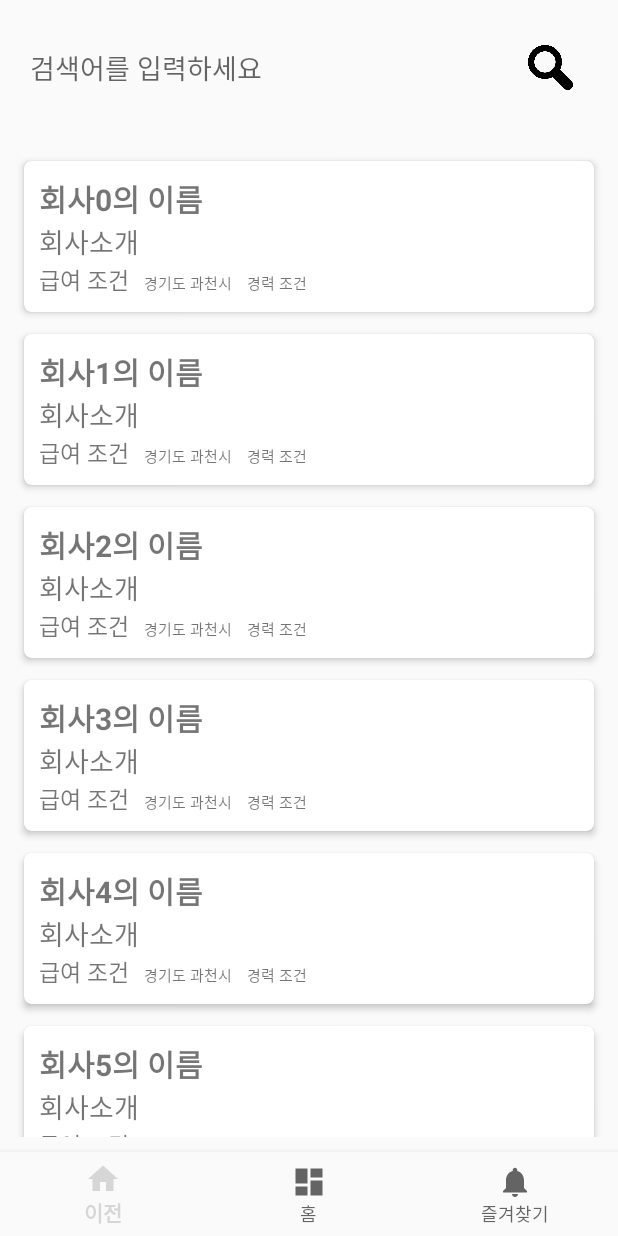
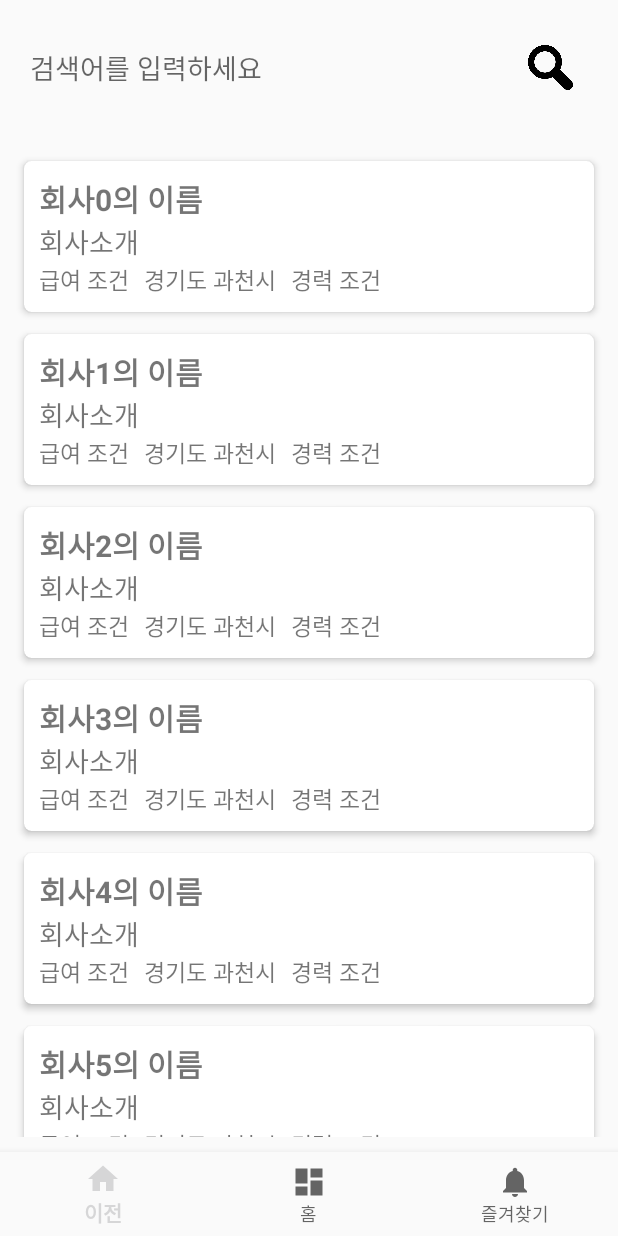
Before and after one commit to hye-rong/startup, an Android app: the JobActivity screen opened directly, with no data from a screen before it, on a phone screen of 412 x 824 dp. Run offline under Robolectric (Android 15) with nearby library versions, the phone set to English and light mode, and no system bars; network calls fail.

Commit message:
jodaehyeonㅡㅡ

```diff
--- a/app/src/main/AndroidManifest.xml
+++ b/app/src/main/AndroidManifest.xml
@@ -9,6 +9,7 @@
         android:icon="@mipmap/ic_launcher"
         android:label="@string/app_name"
         android:roundIcon="@mipmap/ic_launcher_round"
+        android:usesCleartextTraffic="true"
         android:supportsRtl="true"
         android:theme="@style/AppTheme">
         <activity android:name=".ui.job.JobActivity"></activity>
--- a/app/src/main/java/com/example/mystartup/MainActivity.kt
+++ b/app/src/main/java/com/example/mystartup/MainActivity.kt
@@ -8,6 +8,7 @@ import androidx.fragment.app.FragmentManager
 import androidx.fragment.app.FragmentTransaction
 import com.example.mystartup.ui.favorite.FavoriteFragment
 import com.example.mystartup.ui.home.HomeFragment
+import com.example.mystartup.ui.job.JobAsynctask
 import kotlinx.android.synthetic.main.activity_main.*
 
 class MainActivity : AppCompatActivity() {
@@ -17,14 +18,17 @@ class MainActivity : AppCompatActivity() {
     lateinit var ft:FragmentTransaction
     lateinit var fm: FragmentManager
 
+
     override fun onCreate(savedInstanceState: Bundle?) {
         super.onCreate(savedInstanceState)
         setContentView(R.layout.activity_main)
         init()
 
+
     }
 
     private fun init() {
+
         //fragment 생성
         homeFragment = HomeFragment(this@MainActivity)
         favoriteFragment = FavoriteFragment()
--- a/app/src/main/java/com/example/mystartup/ui/job/JobActivity.kt
+++ b/app/src/main/java/com/example/mystartup/ui/job/JobActivity.kt
@@ -17,9 +17,13 @@ class JobActivity : AppCompatActivity() {
     lateinit var jobList:ArrayList<JobInfoForList>
     lateinit var adapter:RecyclerViewAdapter
 
+
     override fun onCreate(savedInstanceState: Bundle?) {
         super.onCreate(savedInstanceState)
         setContentView(R.layout.activity_job)
+
+
+
         //jobList 생성
         jobList = ArrayList<JobInfoForList>()
         for(i in 0 until 100){
@@ -35,7 +39,6 @@ class JobActivity : AppCompatActivity() {
         jod_find_enter.setOnClickListener {
             job_edit.onEditorAction(EditorInfo.IME_ACTION_SEARCH)
         }
-
         job_edit.setOnEditorActionListener { v, actionId, event ->
             when(actionId){
                 EditorInfo.IME_ACTION_SEARCH -> {
@@ -62,8 +65,12 @@ class JobActivity : AppCompatActivity() {
                 }
             }
         }
+        val asyncTask = JobAsynctask()
+        asyncTask.execute()
 
     }
+
+
     fun CloseKeyboard()
     {
         var view = this.currentFocus
--- /dev/null
+++ b/app/src/main/java/com/example/mystartup/ui/job/JobAsynctask.kt
@@ -0,0 +1,42 @@
+package com.example.mystartup.ui.job
+
+
+import android.os.AsyncTask
+import android.util.Log
+import java.io.BufferedReader
+import java.io.InputStreamReader
+import java.net.HttpURLConnection
+import java.net.URL
+
+class JobAsynctask : AsyncTask<Any?, Any?, Any?>() {
+    override fun doInBackground(vararg params: Any?): Any? {
+        val urlString="http://openapi.seoul.go.kr:8088/77634563776a646831333078745a5578/json/GetJobInfo/1/10/"
+        val url=URL(urlString)
+        val connection: HttpURLConnection=url.openConnection() as HttpURLConnection
+
+        connection.requestMethod="GET"
+
+        Log.d("async","되나?")
+
+        connection.setRequestProperty("Content-Type", "application/json")
+        Log.d("async", "" + connection.responseCode)
+        var buffer = ""
+//        if (connection.responseCode == HttpURLConnection.HTTP_OK) {
+//
+//            Log.d("connn", "inputstream : " + connection.inputStream)
+//            val reader = BufferedReader(
+//                InputStreamReader(
+//                    connection.inputStream,
+//                    "UTF-8"
+//                )
+//            )
+//            buffer = reader.readLine()
+//            Log.d("connn", "buffer : " + buffer)
+//            data = Gson().fromJson(buffer, Array<Person>::class.java)
+//
+//        }
+
+        return null
+    }
+
+}
--- a/app/src/main/res/layout/job_item.xml
+++ b/app/src/main/res/layout/job_item.xml
@@ -43,14 +43,14 @@
                 android:layout_width="wrap_content"
                 android:layout_height="wrap_content"
                 android:text="근무지 주소"
-                android:textSize="10dp"
+                android:textSize="15dp"
                 android:layout_marginRight="10dp"/>
             <TextView
                 android:id="@+id/job_career"
                 android:layout_width="wrap_content"
                 android:layout_height="wrap_content"
                 android:text="경력"
-                android:textSize="10dp"/>
+                android:textSize="15dp"/>
         </LinearLayout>
     </LinearLayout>
 
```
